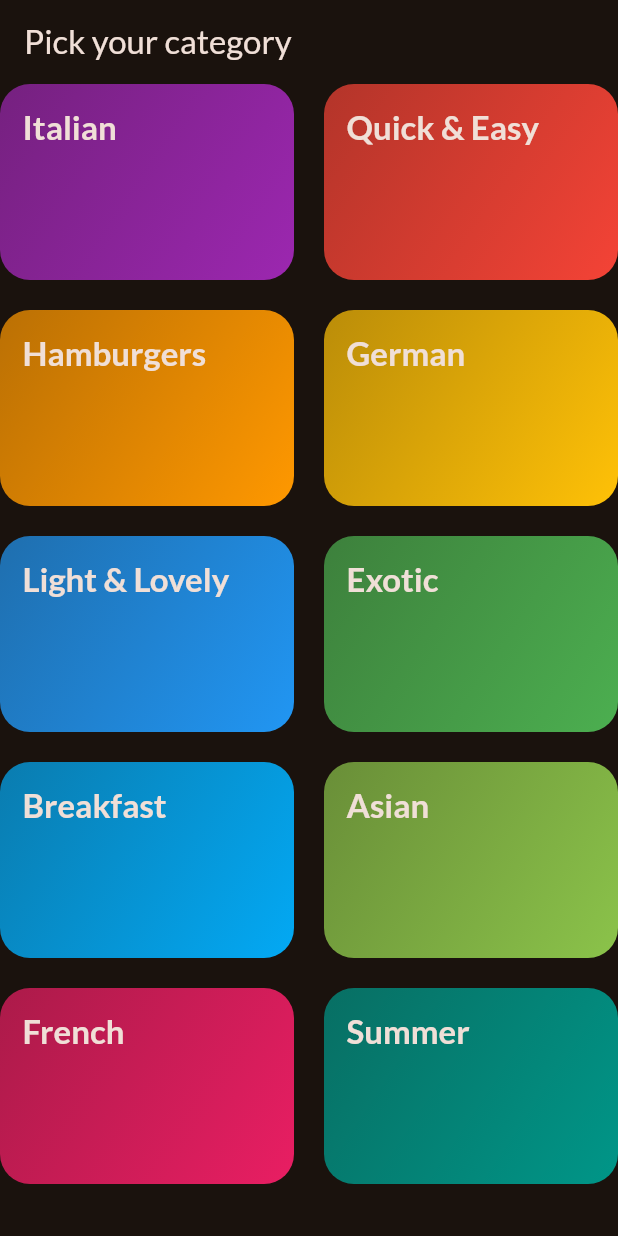
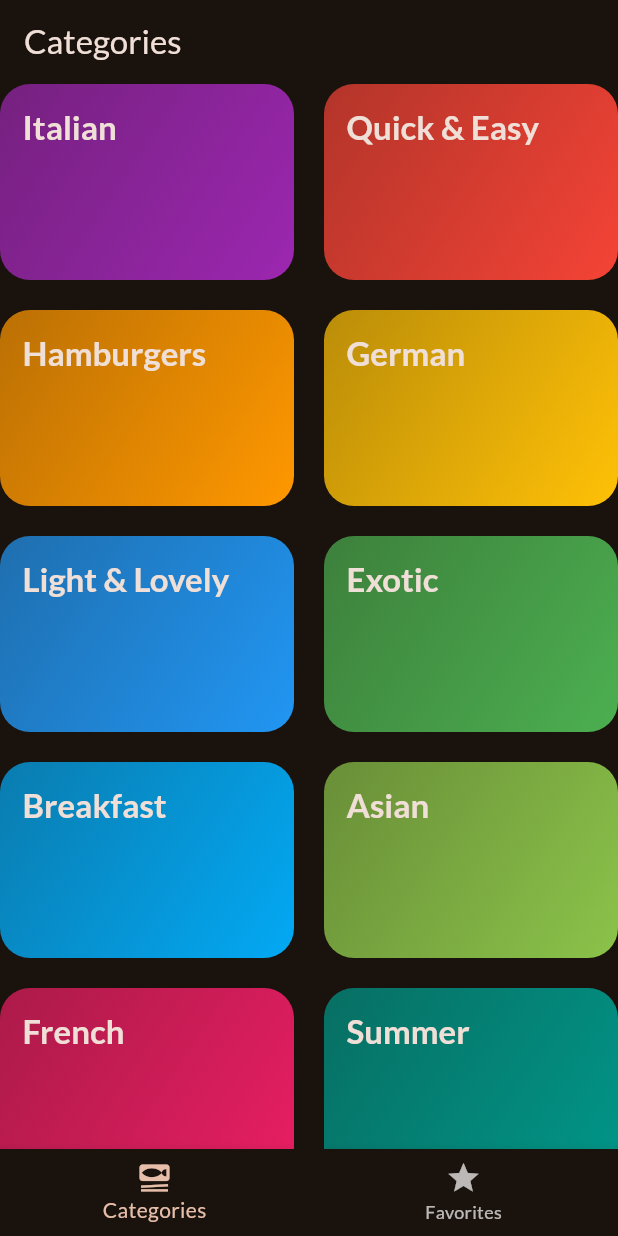
Before and after one commit to GhadeerHamed/flutter-meals-app, a Flutter app: the screen it shows after launch, on a phone screen of 412 x 824 dp. Run offline on Flutter 3.47's test engine with Material 3 defaults, Android fonts, the phone set to English and light mode, and no system bars; our stand-ins replace google_fonts, transparent_image.

Commit message:
Refactor navigation structure by replacing CategoriesScreen with TabsScreen as the home widget

```diff
--- a/lib/main.dart
+++ b/lib/main.dart
@@ -1,7 +1,7 @@
 import 'package:flutter/material.dart';
 
 import 'package:google_fonts/google_fonts.dart';
-import 'package:meals_app/screens/categories.dart';
+import 'package:meals_app/screens/tabs.dart';
 
 final theme = ThemeData(
   useMaterial3: true,
@@ -23,7 +23,7 @@ class App extends StatelessWidget {
   Widget build(BuildContext context) {
     return MaterialApp(
       theme: theme,
-      home: const CategoriesScreen(),
+      home: const TabsScreen(),
     );
   }
 }
--- a/lib/screens/categories.dart
+++ b/lib/screens/categories.dart
@@ -22,11 +22,7 @@ class CategoriesScreen extends StatelessWidget {
 
   @override
   Widget build(BuildContext context) {
-    return Scaffold(
-      appBar: AppBar(
-        title: const Text('Pick your category'),
-      ),
-      body: GridView(
+    return GridView(
       gridDelegate: const SliverGridDelegateWithFixedCrossAxisCount(
         crossAxisCount: 2,
         childAspectRatio: 3 / 2,
@@ -42,7 +38,6 @@ class CategoriesScreen extends StatelessWidget {
             },
           ),
       ],
-      ),
     );
   }
 }
--- a/lib/screens/meals.dart
+++ b/lib/screens/meals.dart
@@ -4,9 +4,9 @@ import 'package:meals_app/screens/meal_details.dart';
 import 'package:meals_app/widgets/meal_item.dart';
 
 class MealsScreen extends StatelessWidget {
-  const MealsScreen({super.key, required this.title, required this.meals});
+  const MealsScreen({super.key, this.title, required this.meals});
 
-  final String title;
+  final String? title;
   final List<Meal> meals;
 
   void _selectMeal(BuildContext context, Meal meal) {
@@ -56,9 +56,13 @@ class MealsScreen extends StatelessWidget {
       );
     }
 
+    if (title == null) {
+      return content;
+    }
+
     return Scaffold(
       appBar: AppBar(
-        title: Text(title),
+        title: Text(title!),
       ),
       body: Center(
         child: content,
--- /dev/null
+++ b/lib/screens/tabs.dart
@@ -0,0 +1,52 @@
+import 'package:flutter/material.dart';
+import 'package:meals_app/screens/categories.dart';
+import 'package:meals_app/screens/meals.dart';
+
+class TabsScreen extends StatefulWidget {
+  const TabsScreen({super.key});
+
+  @override
+  State<TabsScreen> createState() => _TabsScreenState();
+}
+
+class _TabsScreenState extends State<TabsScreen> {
+  int _selectedPageIndex = 0;
+
+  _selectPage(int index) {
+    setState(() {
+      _selectedPageIndex = index;
+    });
+  }
+
+  @override
+  Widget build(BuildContext context) {
+    Widget activePage = const CategoriesScreen();
+    String activePageTitle = "Categories";
+
+    if (_selectedPageIndex == 1) {
+      activePage = MealsScreen(meals: []);
+      activePageTitle = "Your Favorites";
+    }
+
+    return Scaffold(
+      appBar: AppBar(
+        title: Text(activePageTitle),
+      ),
+      body: activePage,
+      bottomNavigationBar: BottomNavigationBar(
+        onTap: _selectPage,
+        currentIndex: _selectedPageIndex,
+        items: const [
+          BottomNavigationBarItem(
+            icon: Icon(Icons.set_meal),
+            label: 'Categories',
+          ),
+          BottomNavigationBarItem(
+            icon: Icon(Icons.star),
+            label: 'Favorites',
+          ),
+        ],
+      ),
+    );
+  }
+}
```
Lines whose indentation alone changed are shown as unchanged.
